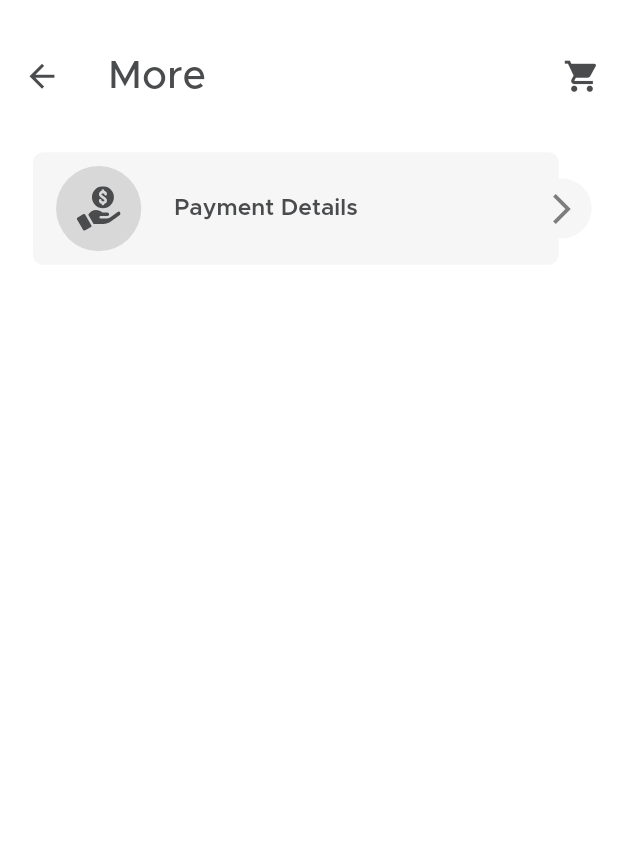
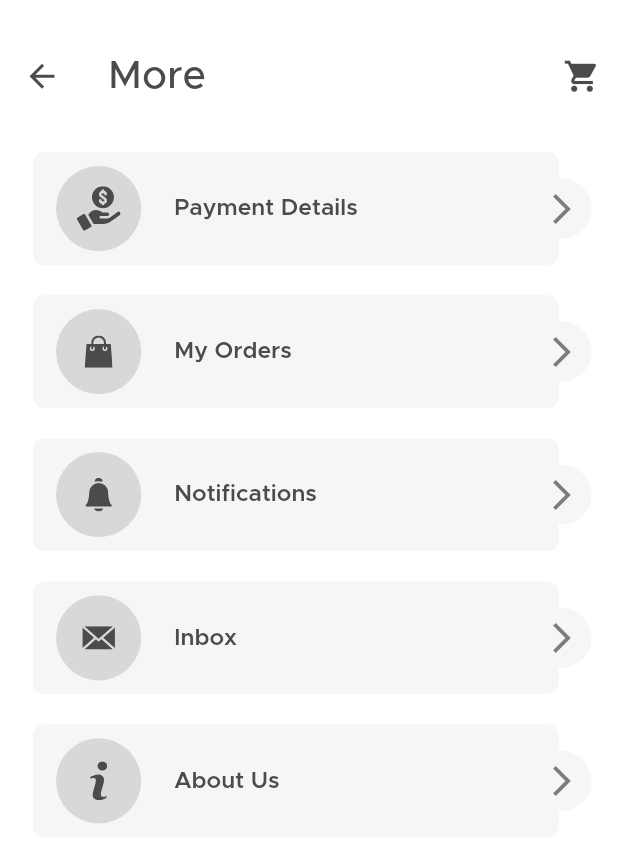
Before and after one commit to zaynrix/Food-Meal-Monkey, a Flutter app: the MorePage screen opened directly, on a phone screen of 412 x 824 dp. Shown: the top 863 px of the screen. Run offline on Flutter 3.47's test engine with Material 2 defaults, Android fonts, the light colour scheme and no system bars; our stand-ins replace firebase_core, flutter_rating_bar, flutter_screenutil, flutter_svg, pinput; missing offline and left inert: flutter_slider_indicator; accounts and stored records are empty.

Commit message:
add moreTile

```diff
--- a/lib/resources/values_manager.dart
+++ b/lib/resources/values_manager.dart
@@ -91,5 +91,6 @@ class AppSize {
 }
 
 final vSpace5 = SizedBox(height: AppSize.s5.h,);
+final vSpace20 = SizedBox(height: AppSize.s20.h,);
 final hSpace14 = SizedBox(width: AppSize.s14.w,);
 final hSpace20 = SizedBox(width: AppSize.s20.w,);
--- a/lib/ui/pages/entry/more/main_more_page.dart
+++ b/lib/ui/pages/entry/more/main_more_page.dart
@@ -21,7 +21,15 @@ class _MorePageState extends State<MorePage> {
         padding: EdgeInsets.symmetric(horizontal: AppPadding.p20.w),
         child: Column(
           children: [
-            MoreTile()
+            MoreTile(title: 'Payment Details', iconPath: IconAssets.paymentIcon, onTap: () {},),
+            vSpace20,
+            MoreTile(title: 'My Orders', iconPath: IconAssets.myOrderIcon, onTap: () {},),
+            vSpace20,
+            MoreTile(title: 'Notifications', iconPath: IconAssets.notificationIcon, onTap: () {},),
+            vSpace20,
+            MoreTile(title: 'Inbox', iconPath: IconAssets.inboxIcon, onTap: () {},),
+            vSpace20,
+            MoreTile(title: 'About Us', iconPath: IconAssets.aboutAsIcon, onTap: () {},),
           ],
         ),
       ),
--- a/lib/ui/widgets/more_widgets/more_tile.dart
+++ b/lib/ui/widgets/more_widgets/more_tile.dart
@@ -2,12 +2,22 @@ part of widgets;
 
 class MoreTile extends StatelessWidget {
   const MoreTile({
+    required this.title,
+    required this.iconPath,
+    required this.onTap,
     Key? key,
   }) : super(key: key);
 
+  final String title;
+  final String iconPath;
+  final Function()? onTap;
+
+
   @override
   Widget build(BuildContext context) {
-    return Container(
+    return InkWell(
+      onTap: onTap,
+      child: Container(
         margin: EdgeInsetsDirectional.only(end: AppMargin.m16.w),
         height: AppSize.s74.h,
         decoration: BoxDecoration(
@@ -20,10 +30,10 @@ class MoreTile extends StatelessWidget {
             CircleAvatar(
               backgroundColor: circleAvatarColor,
               radius: AppSize.s28.r,
-            child: SvgPicture.asset(IconAssets.paymentIcon),
+              child: SvgPicture.asset(iconPath),
             ),
             hSpace20,
-          Text("Payment Details", style: Theme.of(context).textTheme.headline5,),
+            Text(title, style: Theme.of(context).textTheme.headline5,),
             const Spacer(),
             Transform.translate(
               offset: Offset(AppSize.s20.w, 0),
@@ -34,6 +44,7 @@ class MoreTile extends StatelessWidget {
             )
           ],
         ),
+      ),
     );
   }
 }
```
Lines whose indentation alone changed are shown as unchanged.
